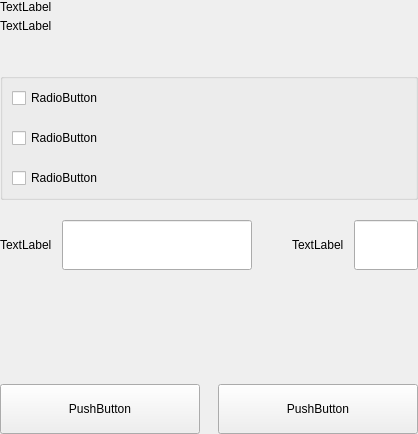
Qt form src/qt/vitae/settings/forms/settingsnetworkwidget.ui (VitaeTeam/Vitae) before a commit.
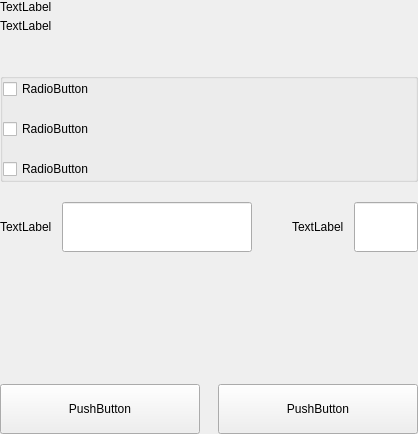
The same form after that commit.

Diff of the .ui file:
```diff
--- a/src/qt/vitae/settings/forms/settingsnetworkwidget.ui
+++ b/src/qt/vitae/settings/forms/settingsnetworkwidget.ui
@@ -105,6 +105,18 @@
            <property name="spacing">
             <number>20</number>
            </property>
+           <property name="leftMargin">
+            <number>0</number>
+           </property>
+           <property name="topMargin">
+            <number>0</number>
+           </property>
+           <property name="rightMargin">
+            <number>0</number>
+           </property>
+           <property name="bottomMargin">
+            <number>0</number>
+           </property>
            <item>
             <widget class="QCheckBox" name="checkBoxMap">
              <property name="text">
```
